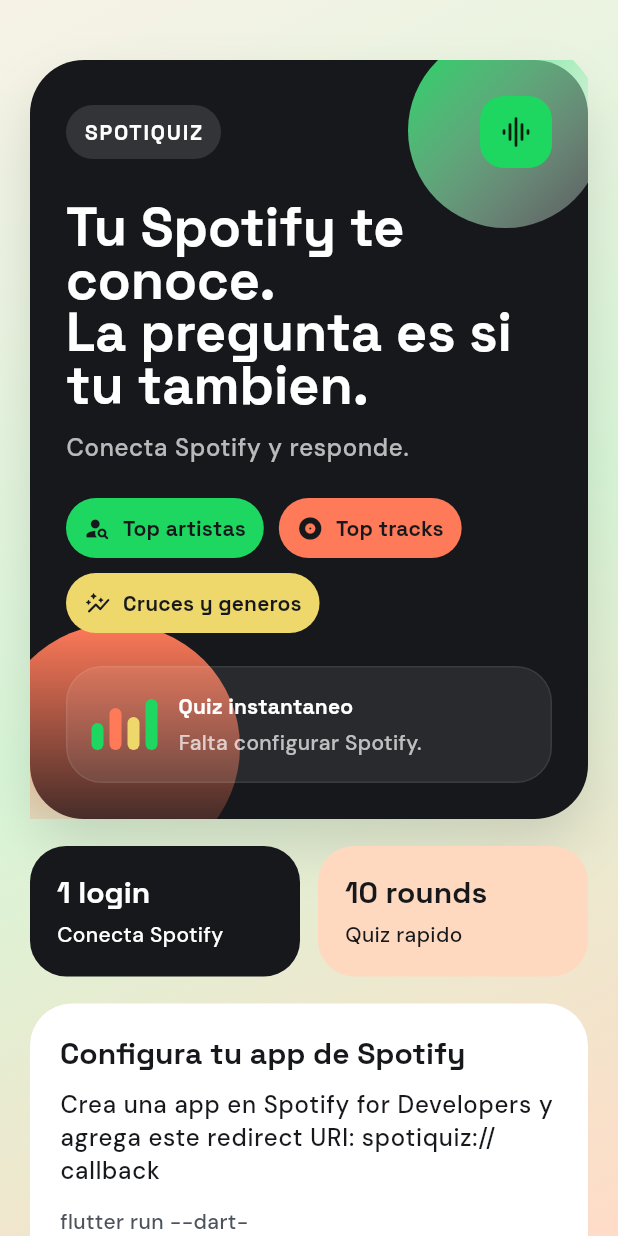
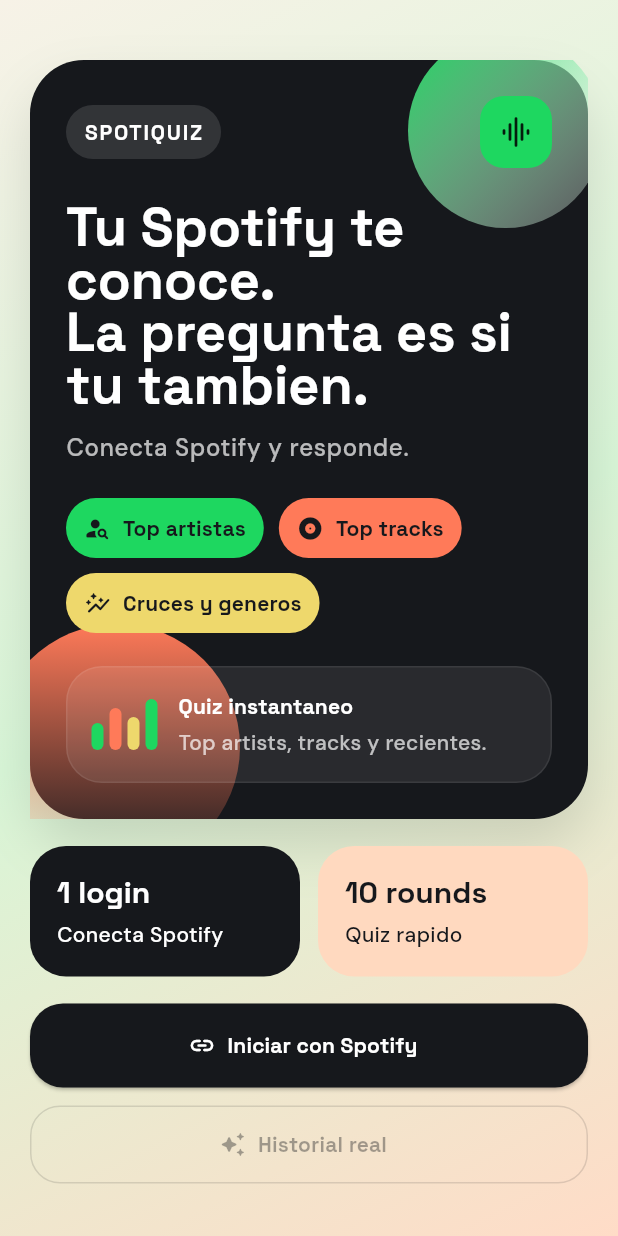
Before and after one commit to nicolasrodriguez09/spotiquiz, a Flutter app: the screen it shows after launch, on a phone screen of 412 x 824 dp. Run offline on Flutter 3.47's test engine with Material 3 defaults, Android fonts, the phone set to English and light mode, and no system bars; our stand-ins replace google_fonts, just_audio, share_plus; missing offline and left inert: flutter_web_auth_2.

Commit message:
problema con client id

```diff
--- a/lib/core/spotify_config.dart
+++ b/lib/core/spotify_config.dart
@@ -1,5 +1,8 @@
 class SpotifyConfig {
-  static const clientId = String.fromEnvironment('SPOTIFY_CLIENT_ID');
+  static const clientId = String.fromEnvironment(
+    'SPOTIFY_CLIENT_ID',
+    defaultValue: 'f465a4bd24c344f7bf1e540f0868c48d',
+  );
   static const redirectUri = String.fromEnvironment(
     'SPOTIFY_REDIRECT_URI',
     defaultValue: 'spotiquiz://callback',
```
Also changed, not shown: 1 other file.
